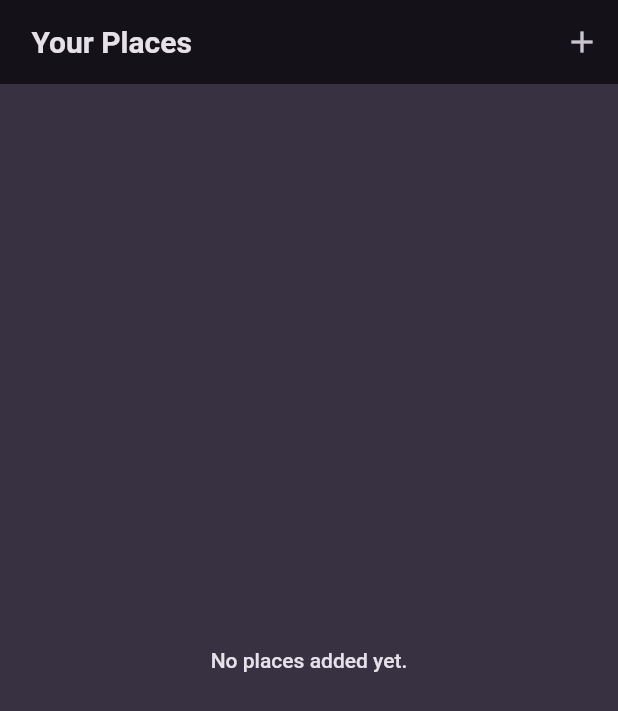
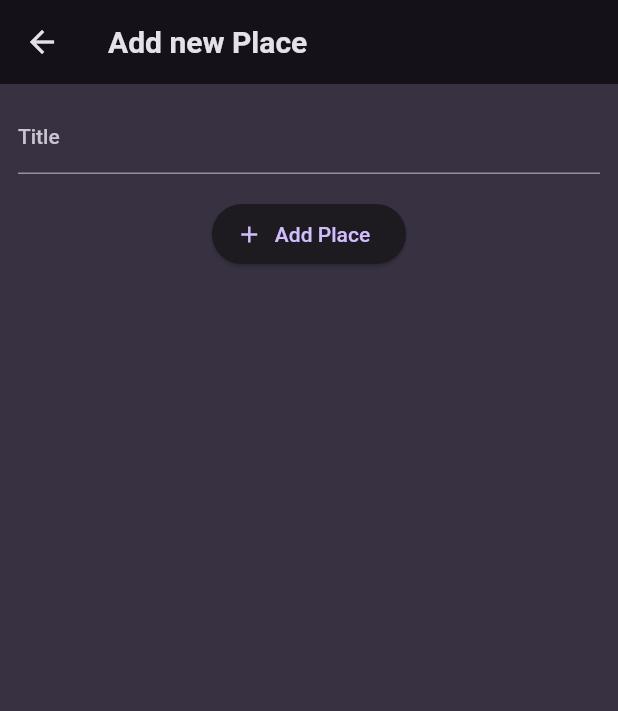
Before and after one commit to aliozer0/Favorite-Place-App, a Flutter app: the screen it shows after launch, after a tap on the "add" icon, on a phone screen of 412 x 824 dp. Shown: the top 711 px of the screen. Run offline on Flutter 3.47's test engine with Material 2 defaults, Android fonts, the phone set to English and light mode, and no system bars; our stand-ins replace google_fonts.

Commit message:
Adding an "Add Place" Screen

```diff
--- a/lib/main.dart
+++ b/lib/main.dart
@@ -1,4 +1,4 @@
-import 'package:favorite_place/screens/palces.dart';
+import 'package:favorite_place/screens/places.dart';
 import 'package:flutter/material.dart';
 
 import 'package:google_fonts/google_fonts.dart';
--- a/lib/screens/add_places.dart
+++ b/lib/screens/add_places.dart
@@ -0,0 +1,50 @@
+import 'package:flutter/material.dart';
+import 'package:flutter/src/animation/animation_controller.dart';
+import 'package:flutter/src/widgets/framework.dart';
+import 'package:flutter/src/widgets/placeholder.dart';
+import 'package:flutter/src/widgets/ticker_provider.dart';
+
+class AddPlaceScreen extends StatefulWidget {
+  const AddPlaceScreen({super.key});
+
+  @override
+  State<AddPlaceScreen> createState() => _AddPlaceScreenState();
+}
+
+class _AddPlaceScreenState extends State<AddPlaceScreen> {
+  final _titleController = TextEditingController();
+  @override
+  void dispose() {
+    _titleController.dispose();
+    super.dispose();
+  }
+
+  @override
+  Widget build(BuildContext context) {
+    return Scaffold(
+      appBar: AppBar(
+        title: const Text('Add new Place'),
+      ),
+      body: SingleChildScrollView(
+        padding: const EdgeInsets.all(12),
+        child: Column(
+          children: [
+            TextField(
+              decoration: InputDecoration(labelText: 'Title'),
+              controller: _titleController,
+              style: TextStyle(color: Theme.of(context).colorScheme.onBackground),
+            ),
+            const SizedBox(
+              height: 16,
+            ),
+            ElevatedButton.icon(
+              onPressed: () {},
+              icon: const Icon(Icons.add),
+              label: const Text('Add Place'),
+            )
+          ],
+        ),
+      ),
+    );
+  }
+}
--- a/lib/screens/palces.dart
+++ b/lib/screens/places.dart
@@ -1,4 +1,5 @@
-import 'package:favorite_place/widgets/place_lsit.dart';
+import 'package:favorite_place/screens/add_places.dart';
+import 'package:favorite_place/widgets/place_list.dart';
 import 'package:flutter/material.dart';
 import 'package:flutter/src/widgets/framework.dart';
 import 'package:flutter/src/widgets/placeholder.dart';
@@ -11,7 +12,15 @@ class PlacesScreen extends StatelessWidget {
     return Scaffold(
       appBar: AppBar(
         title: const Text(' Your Places'),
-        actions: [IconButton(onPressed: () {}, icon: Icon(Icons.add))],
+        actions: [
+          IconButton(
+              onPressed: () {
+                Navigator.of(context).push(MaterialPageRoute(
+                  builder: ((context) => const AddPlaceScreen()),
+                ));
+              },
+              icon: Icon(Icons.add))
+        ],
       ),
       body: PlacesList(places: []),
     );
```
Also changed, not shown: lib/widgets/place_list.dart (renamed from lib/widgets/place_lsit.dart).
